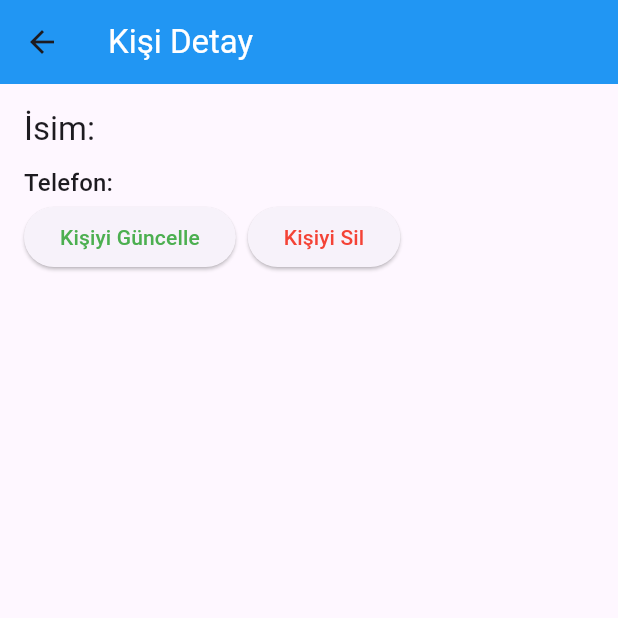
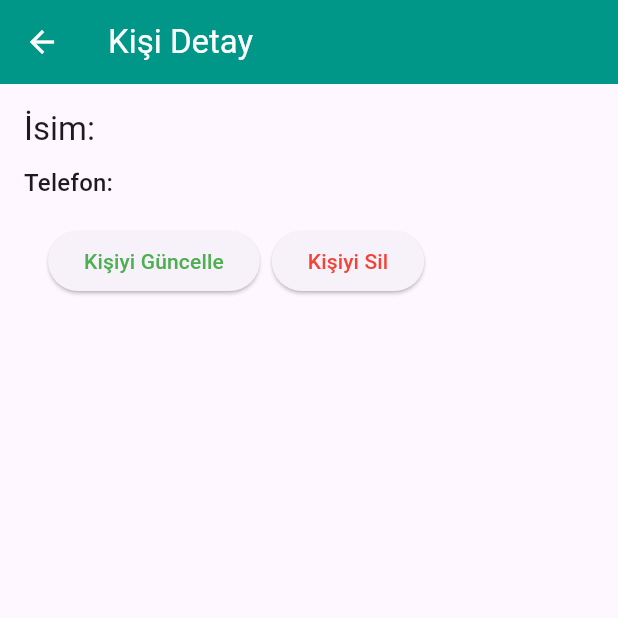
Before and after one commit to AbdurrahmanToprak/flutter_sqlite_phone_guide, a Flutter app: the PersonDetailPage screen opened directly with empty values, on a phone screen of 412 x 824 dp, the top half of it. Run offline on Flutter 3.47's test engine with Material 3 defaults, Android fonts, the phone set to English and light mode, and no system bars; our stand-ins replace sqflite, sqflite_common_ffi; accounts and stored records are empty.

Commit message:
person detail page appBar color arrangement

```diff
--- a/lib/view/person_list/person_detail_page.dart
+++ b/lib/view/person_list/person_detail_page.dart
@@ -137,7 +137,14 @@ class PersonDetailPage extends StatelessWidget {
           'Kişi Detay',
           style: TextStyle(color: Colors.white),
         ),
-        backgroundColor: Colors.blue,
+        leading: IconButton(
+          icon: const Icon(Icons.arrow_back),
+          color: Colors.white,
+          onPressed: () {
+            Navigator.of(context).pop();
+          },
+        ),
+        backgroundColor: Colors.teal,
       ),
       body: Padding(
         padding: const EdgeInsets.all(16.0),
@@ -153,7 +160,9 @@ class PersonDetailPage extends StatelessWidget {
               'Telefon: ${person.phone ?? 'Belirtilmemiş'}',
               style: Theme.of(context).textTheme.titleMedium,
             ),
-            Row(
+            Padding(
+              padding: const EdgeInsets.all(16.0),
+              child: Row(
                 children: [
                   ElevatedButton(
                     onPressed: () {
@@ -176,6 +185,7 @@ class PersonDetailPage extends StatelessWidget {
                   ),
                 ],
               ),
+            ),
           ],
         ),
       ),
```
Also changed, not shown: lib/view/person_list/person_list_view.dart (+10 -3 lines). Lines whose indentation alone changed are shown as unchanged.
